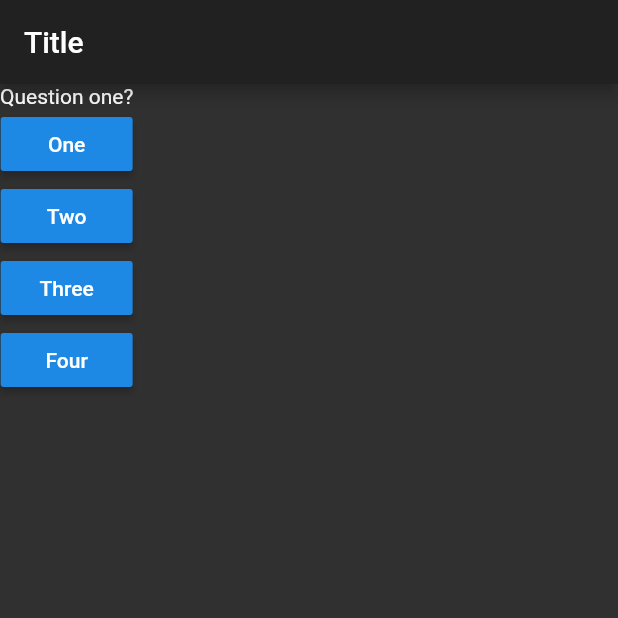
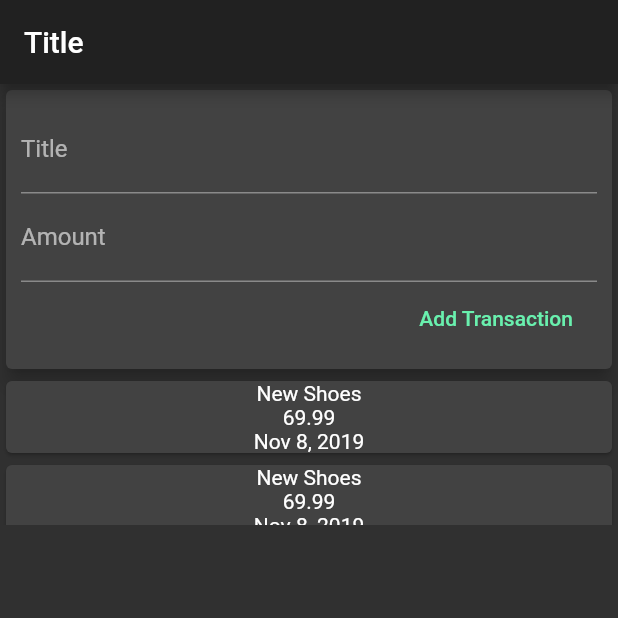
Before and after one commit to mordenius/flutter-basics-workbook, a Flutter app: the screen it shows after launch, on a phone screen of 412 x 824 dp, the top half of it. Run offline on Flutter 3.47's test engine with Material 2 defaults, Android fonts, the phone set to English and light mode, and no system bars.

Commit message:
feature(expenses)

```diff
--- /dev/null
+++ b/lib/domain/expenses.dart
@@ -0,0 +1,3 @@
+library expenses;
+
+part './expenses/expensesLogic.dart';
--- /dev/null
+++ b/lib/domain/expenses/expensesLogic.dart
@@ -0,0 +1,28 @@
+part of expenses;
+
+class Transaction {
+  final String id;
+  final String name;
+  final double cost;
+  final DateTime date;
+
+  Transaction({this.id, this.name, this.cost, this.date});
+}
+
+class ExpensesLogic {
+  List<Transaction> transactions = [
+    Transaction(id: "t1", name: "New Shoes", cost: 69.99, date: DateTime.now()),
+    Transaction(id: "t2", name: "New Shoes", cost: 69.99, date: DateTime.now()),
+    Transaction(id: "t3", name: "New Shoes", cost: 69.99, date: DateTime.now()),
+  ];
+
+  void appendTransaction(String name, double cost, DateTime date) {
+    Transaction transaction =
+        Transaction(id: "tt", name: name, cost: cost, date: date);
+    transactions.add(transaction);
+  }
+
+  void removeTransaction(Transaction transaction) {
+    transactions.remove(transaction);
+  }
+}
--- a/lib/main.dart
+++ b/lib/main.dart
@@ -1,6 +1,7 @@
 import 'package:flutter/material.dart';
 
 import './domain/quiz.dart' as quizlib;
+import './domain/expenses.dart' as expenseslib;
 
 import './view/App.dart';
 
@@ -25,8 +26,11 @@ var quizlibLogic = quizlib.QuizLogic([
   )
 ]);
 
+var expensesLogic = expenseslib.ExpensesLogic();
+
 class Domain {
   final quizlib.QuizLogic quiz = quizlibLogic;
+  final expenseslib.ExpensesLogic expenses = expensesLogic;
 }
 
 void main() => runApp(App(Domain()));
--- a/lib/view/App.dart
+++ b/lib/view/App.dart
@@ -1,5 +1,6 @@
 import 'package:flutter/material.dart';
 import './quiz/quiz.dart';
+import './expenses/expenses.dart';
 
 class App extends StatefulWidget {
   final dynamic _domain;
@@ -8,13 +9,13 @@ class App extends StatefulWidget {
 
   @override
   State<StatefulWidget> createState() {
-    return _AppState([Quiz(_domain.quiz)]);
+    return _AppState([Quiz(_domain.quiz), Expenses(_domain.expenses)]);
   }
 }
 
 class _AppState extends State<App> {
   final List<Widget> _sections;
-  int _currentSection = 0;
+  int _currentSection = 1;
 
   _AppState(this._sections);
 
--- /dev/null
+++ b/lib/view/expenses/append_transaction.dart
@@ -0,0 +1,40 @@
+import 'package:flutter/material.dart';
+import 'package:flutter_basics_workbook/domain/expenses.dart';
+
+class AppendTransaction extends StatelessWidget {
+  final Function _appendTransaction;
+
+  AppendTransaction(this._appendTransaction);
+
+  final TextEditingController _titleController = TextEditingController();
+  final TextEditingController _amountController = TextEditingController();
+
+  void _addTransaction() {
+    _appendTransaction(_titleController.text, double.parse(_amountController.text), DateTime.now());
+  }
+
+  @override
+  Widget build(BuildContext context) {
+    return Card(
+      elevation: 5,
+      child: Container(
+        padding: EdgeInsets.all(10),
+        child: Column(
+          crossAxisAlignment: CrossAxisAlignment.end,
+          children: <Widget>[
+            TextField(
+              decoration: InputDecoration(labelText: 'Title'), controller: _titleController,
+            ),
+            TextField(
+              decoration: InputDecoration(labelText: 'Amount'), controller: _amountController,
+            ),
+            FlatButton(
+                textColor: Colors.greenAccent,
+                child: Text("Add Transaction"),
+                onPressed: _addTransaction),
+          ],
+        ),
+      ),
+    );
+  }
+}
--- /dev/null
+++ b/lib/view/expenses/expenses.dart
@@ -0,0 +1,39 @@
+import 'package:flutter/material.dart';
+
+import 'package:flutter_basics_workbook/domain/expenses.dart' as expenses;
+
+import 'append_transaction.dart';
+import 'transaction_list.dart';
+
+class Expenses extends StatefulWidget {
+  final expenses.ExpensesLogic _logic;
+
+  Expenses(this._logic);
+
+  @override
+  State<StatefulWidget> createState() {
+    return _ExpensesState(_logic);
+  }
+}
+
+class _ExpensesState extends State<Expenses> {
+  final expenses.ExpensesLogic _logic;
+
+  _ExpensesState(this._logic);
+
+  _appendTransaction(String name, double amount, DateTime date) {
+    _logic.appendTransaction(name, amount, date);
+    setState(() {});
+  }
+
+  @override
+  Widget build(BuildContext context) {
+    return Container(
+      width: double.infinity,
+      child: Column(children: [
+        AppendTransaction(_appendTransaction),
+        TransactionList(_logic.transactions),
+      ]),
+    );
+  }
+}
--- /dev/null
+++ b/lib/view/expenses/transaction_list.dart
@@ -0,0 +1,41 @@
+import 'package:flutter/material.dart';
+import 'package:intl/intl.dart';
+import 'package:flutter_basics_workbook/domain/expenses.dart';
+
+class TransactionList extends StatelessWidget {
+  final List<Transaction> _transactions;
+
+  TransactionList(this._transactions);
+
+  @override
+  Widget build(BuildContext context) {
+    return Container(
+      height: 100,
+      child: ListView(
+        scrollDirection: Axis.vertical,
+        children: _getTransactions(),
+      ),
+    );
+  }
+
+  List<Widget> _getTransactions() {
+    final List<Widget> transactions = [];
+
+    for (Transaction transaction in _transactions) {
+      transactions.add(Container(
+        width: double.infinity,
+        child: Card(
+          child: Column(
+            children: [
+              Text(transaction.name),
+              Text(transaction.cost.toString()),
+              Text(DateFormat.yMMMd().format(transaction.date))
+            ],
+          ),
+        ),
+      ));
+    }
+
+    return transactions;
+  }
+}
--- a/pubspec.yaml
+++ b/pubspec.yaml
@@ -19,10 +19,12 @@ environment:
 dependencies:
   flutter:
     sdk: flutter
+  intl: ^0.16.0
 
   # The following adds the Cupertino Icons font to your application.
   # Use with the CupertinoIcons class for iOS style icons.
   cupertino_icons: ^0.1.2
+
 
 dev_dependencies:
   flutter_test:
```
Also changed, not shown: pubspec.lock.
